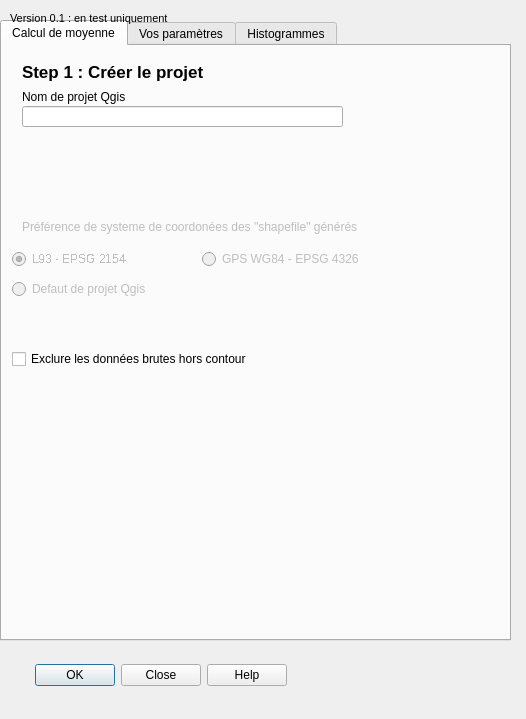
First picture: the form in Physiocap_dialog_base.ui, repository jhemmi/QgisPhysiocapPlugin, before the edit.
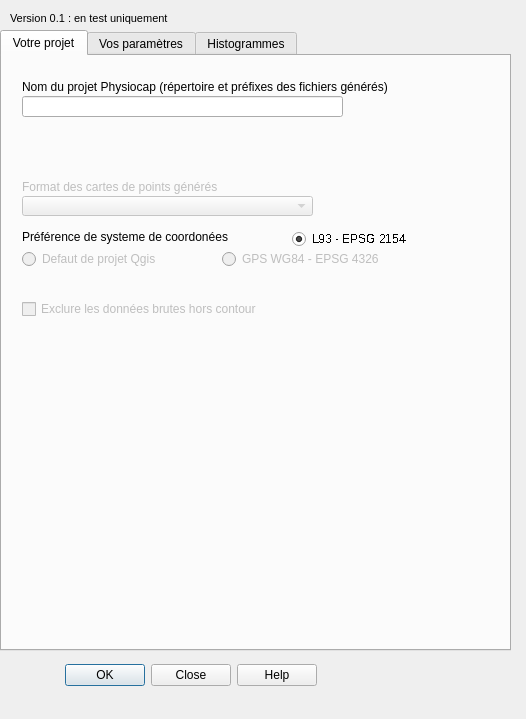
Second picture: the form after the edit. The open tabs and pages were chosen to show the change.

Commit message: Version sans module shapefile

```diff
--- a/Physiocap_dialog_base.ui
+++ b/Physiocap_dialog_base.ui
@@ -16,7 +16,7 @@
   <widget class="QDialogButtonBox" name="buttonBox">
    <property name="geometry">
     <rect>
-     <x>10</x>
+     <x>40</x>
      <y>660</y>
      <width>301</width>
      <height>31</height>
@@ -39,7 +39,7 @@
    <property name="geometry">
     <rect>
      <x>0</x>
-     <y>20</y>
+     <y>30</y>
      <width>511</width>
      <height>621</height>
     </rect>
@@ -58,7 +58,7 @@
    </property>
    <widget class="QWidget" name="tabBrutes">
     <attribute name="title">
-     <string>Calcul de moyenne</string>
+     <string>Votre projet</string>
     </attribute>
     <widget class="QLabel" name="lab_1">
      <property name="enabled">
@@ -67,36 +67,13 @@
      <property name="geometry">
       <rect>
        <x>20</x>
-       <y>10</y>
-       <width>221</width>
-       <height>31</height>
-      </rect>
-     </property>
-     <property name="font">
-      <font>
-       <pointsize>13</pointsize>
-       <weight>75</weight>
-       <bold>true</bold>
-      </font>
-     </property>
-     <property name="text">
-      <string>Step 1 : Créer le projet</string>
-     </property>
-    </widget>
-    <widget class="QLabel" name="lab_2">
-     <property name="enabled">
-      <bool>true</bool>
-     </property>
-     <property name="geometry">
-      <rect>
-       <x>20</x>
-       <y>40</y>
-       <width>171</width>
+       <y>20</y>
+       <width>461</width>
        <height>21</height>
       </rect>
      </property>
      <property name="text">
-      <string>Nom de projet Qgis</string>
+      <string>Nom du projet Physiocap (répertoire et préfixes des fichiers générés)</string>
      </property>
     </widget>
     <widget class="QLineEdit" name="lineEditProjet">
@@ -106,7 +83,7 @@
      <property name="geometry">
       <rect>
        <x>20</x>
-       <y>60</y>
+       <y>40</y>
        <width>321</width>
        <height>21</height>
       </rect>
@@ -123,12 +100,12 @@
     </widget>
     <widget class="QRadioButton" name="radioButtonL93">
      <property name="enabled">
-      <bool>false</bool>
+      <bool>true</bool>
      </property>
      <property name="geometry">
       <rect>
-       <x>10</x>
-       <y>200</y>
+       <x>290</x>
+       <y>170</y>
        <width>171</width>
        <height>26</height>
       </rect>
@@ -147,18 +124,18 @@
     </widget>
     <widget class="QLabel" name="lab_4">
      <property name="enabled">
-      <bool>false</bool>
+      <bool>true</bool>
      </property>
      <property name="geometry">
       <rect>
        <x>20</x>
        <y>170</y>
-       <width>431</width>
+       <width>271</width>
        <height>21</height>
       </rect>
      </property>
      <property name="text">
-      <string>Préférence de systeme de coordonées des &quot;shapefile&quot; générés</string>
+      <string>Préférence de systeme de coordonées</string>
      </property>
     </widget>
     <widget class="QRadioButton" name="radioButtonGPS">
@@ -167,8 +144,8 @@
      </property>
      <property name="geometry">
       <rect>
-       <x>200</x>
-       <y>200</y>
+       <x>220</x>
+       <y>190</y>
        <width>221</width>
        <height>26</height>
       </rect>
@@ -183,8 +160,8 @@
      </property>
      <property name="geometry">
       <rect>
-       <x>10</x>
-       <y>230</y>
+       <x>20</x>
+       <y>190</y>
        <width>201</width>
        <height>26</height>
       </rect>
@@ -194,10 +171,13 @@
      </property>
     </widget>
     <widget class="QCheckBox" name="checkBoxContour">
+     <property name="enabled">
+      <bool>false</bool>
+     </property>
      <property name="geometry">
       <rect>
-       <x>10</x>
-       <y>300</y>
+       <x>20</x>
+       <y>240</y>
        <width>351</width>
        <height>26</height>
       </rect>
@@ -206,6 +186,35 @@
       <string>Exclure les données brutes hors contour</string>
      </property>
     </widget>
+    <widget class="QLabel" name="lab_3">
+     <property name="enabled">
+      <bool>false</bool>
+     </property>
+     <property name="geometry">
+      <rect>
+       <x>20</x>
+       <y>120</y>
+       <width>431</width>
+       <height>21</height>
+      </rect>
+     </property>
+     <property name="text">
+      <string>Format des cartes de points générés</string>
+     </property>
+    </widget>
+    <widget class="QComboBox" name="fieldComboFormats">
+     <property name="enabled">
+      <bool>false</bool>
+     </property>
+     <property name="geometry">
+      <rect>
+       <x>20</x>
+       <y>140</y>
+       <width>291</width>
+       <height>20</height>
+      </rect>
+     </property>
+    </widget>
    </widget>
    <widget class="QWidget" name="tabParametres">
     <attribute name="title">
```
Left out of the diff: 2 changed lines with no effect on the pictures. The commit also changes 21 other files.
